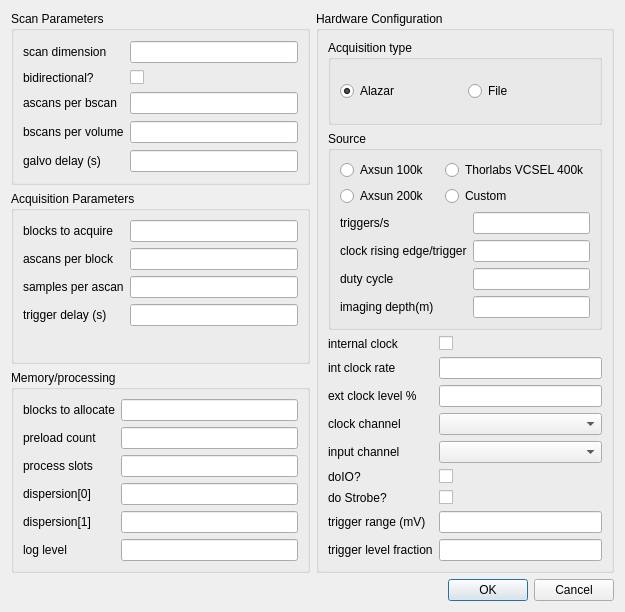
Before: the Qt Designer form VtxEngineParamsDialog.ui in djsperka/vortup, drawn with Qt 5.
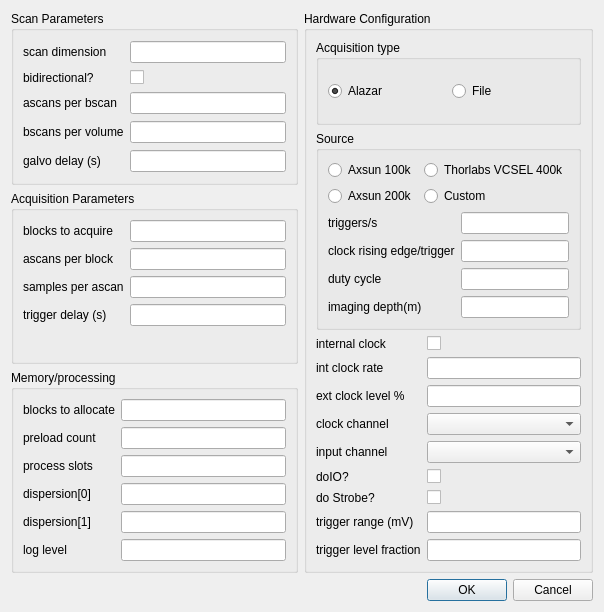
After: the same form once the commit is applied.

Patch:
```diff
--- a/VtxEngineParamsDialog.ui
+++ b/VtxEngineParamsDialog.ui
@@ -6,7 +6,7 @@
    <rect>
     <x>0</x>
     <y>0</y>
-    <width>625</width>
+    <width>604</width>
     <height>612</height>
    </rect>
   </property>
```
